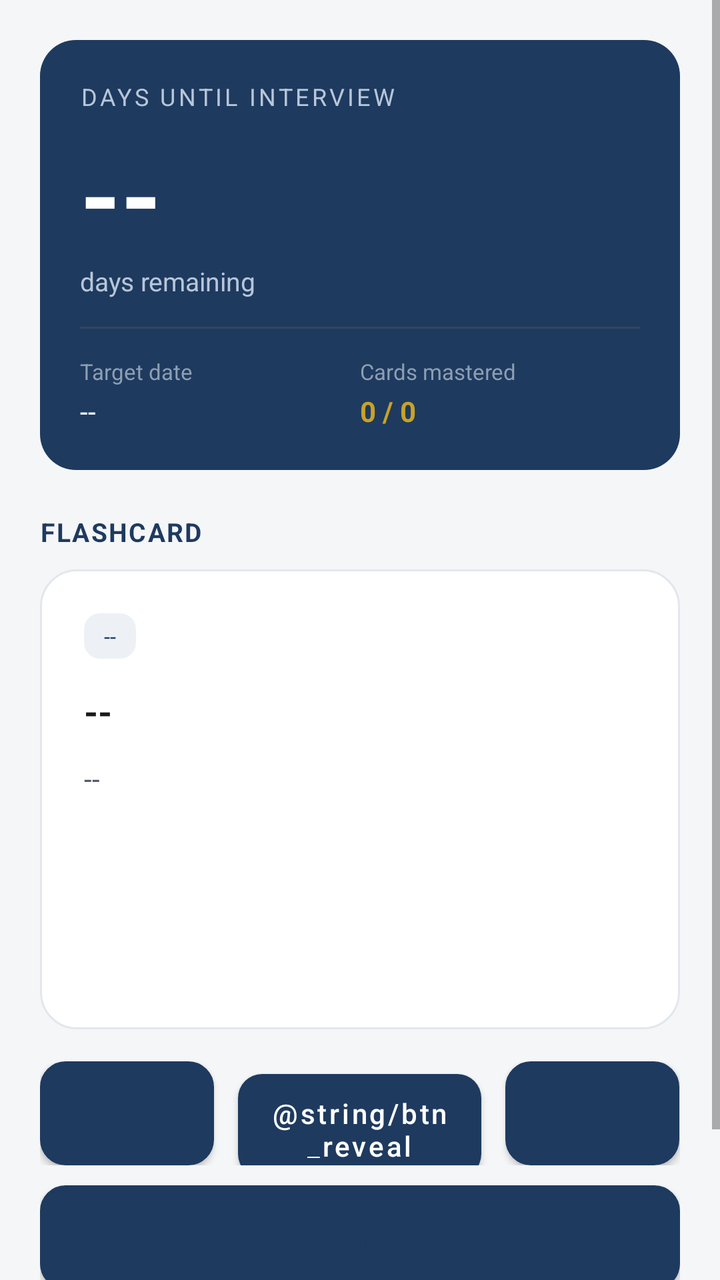
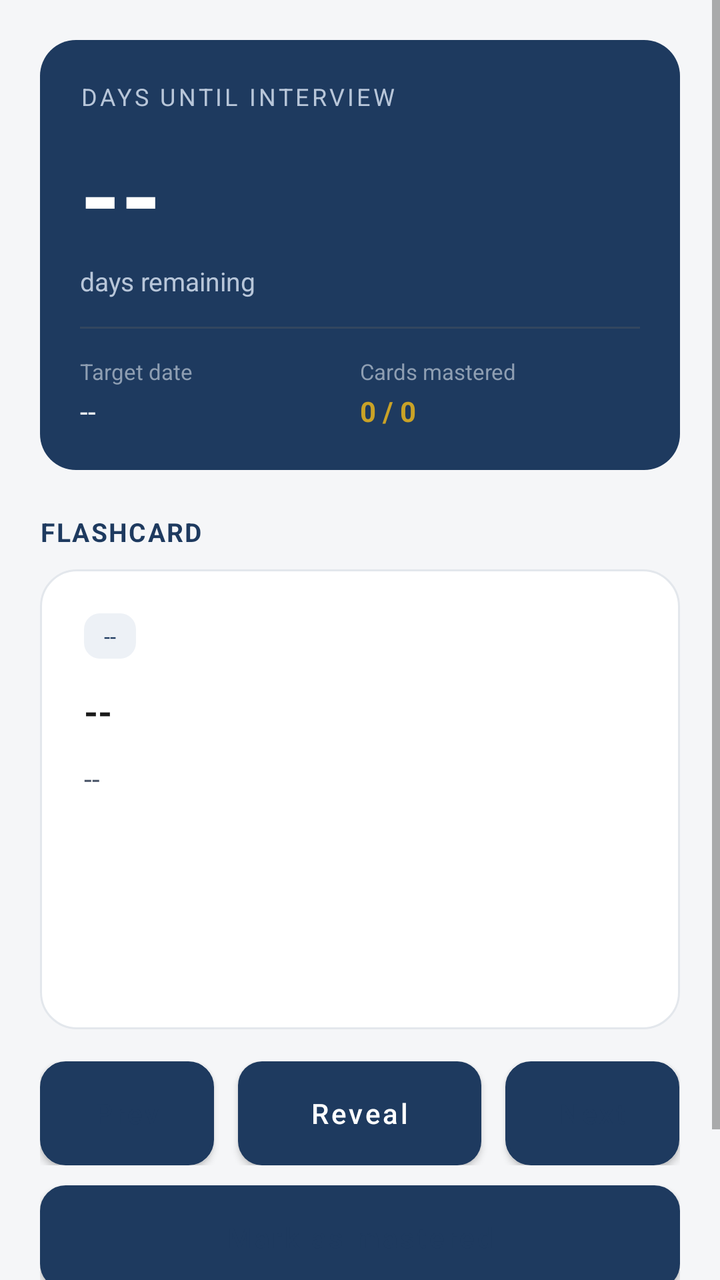

An Android layout rendered at two revisions. The XML below is the earlier revision; the diff shows what the commit changed to produce the second picture.
<!-- AndroidManifest.xml: application theme Theme.InterviewPrep -->
<!-- res/layout/activity_main.xml -->
<?xml version="1.0" encoding="utf-8"?>
<ScrollView xmlns:android="http://schemas.android.com/apk/res/android"
    android:layout_width="match_parent"
    android:layout_height="match_parent"
    android:fillViewport="true"
    android:background="#F5F6F8">

    <LinearLayout
        android:layout_width="match_parent"
        android:layout_height="wrap_content"
        android:orientation="vertical"
        android:padding="20dp">

        
        <LinearLayout
            android:layout_width="match_parent"
            android:layout_height="wrap_content"
            android:orientation="vertical"
            android:background="@drawable/bg_card_dark"
            android:padding="20dp">

            <TextView
                android:layout_width="wrap_content"
                android:layout_height="wrap_content"
                android:text="@string/header_label"
                android:textColor="#B8C6D9"
                android:textSize="12sp"
                android:letterSpacing="0.12" />

            <TextView
                android:id="@+id/tvCountdownDays"
                android:layout_width="wrap_content"
                android:layout_height="wrap_content"
                android:layout_marginTop="6dp"
                android:text="--"
                android:textColor="#FFFFFF"
                android:textSize="52sp"
                android:textStyle="bold" />

            <TextView
                android:layout_width="wrap_content"
                android:layout_height="wrap_content"
                android:text="@string/unit_days"
                android:textColor="#B8C6D9"
                android:textSize="13sp" />

            <View
                android:layout_width="match_parent"
                android:layout_height="1dp"
                android:layout_marginTop="14dp"
                android:layout_marginBottom="14dp"
                android:background="#33465F" />

            <LinearLayout
                android:layout_width="match_parent"
                android:layout_height="wrap_content"
                android:orientation="horizontal"
                android:baselineAligned="false">

                <LinearLayout
                    android:layout_width="0dp"
                    android:layout_height="wrap_content"
                    android:layout_weight="1"
                    android:orientation="vertical">
                    <TextView
                        android:layout_width="wrap_content"
                        android:layout_height="wrap_content"
                        android:text="@string/label_target_date"
                        android:textColor="#8E9EB2"
                        android:textSize="11sp" />
                    <TextView
                        android:id="@+id/tvTargetDate"
                        android:layout_width="wrap_content"
                        android:layout_height="wrap_content"
                        android:layout_marginTop="3dp"
                        android:text="--"
                        android:textColor="#FFFFFF"
                        android:textSize="14sp" />
                </LinearLayout>

                <LinearLayout
                    android:layout_width="0dp"
                    android:layout_height="wrap_content"
                    android:layout_weight="1"
                    android:orientation="vertical">
                    <TextView
                        android:layout_width="wrap_content"
                        android:layout_height="wrap_content"
                        android:text="@string/label_cards_mastered"
                        android:textColor="#8E9EB2"
                        android:textSize="11sp" />
                    <TextView
                        android:id="@+id/tvMastered"
                        android:layout_width="wrap_content"
                        android:layout_height="wrap_content"
                        android:layout_marginTop="3dp"
                        android:text="0 / 0"
                        android:textColor="#C9A227"
                        android:textSize="14sp"
                        android:textStyle="bold" />
                </LinearLayout>

            </LinearLayout>
        </LinearLayout>

        
        <TextView
            android:layout_width="wrap_content"
            android:layout_height="wrap_content"
            android:layout_marginTop="22dp"
            android:layout_marginBottom="10dp"
            android:text="@string/section_card"
            android:textColor="#1E3A5F"
            android:textSize="13sp"
            android:textStyle="bold"
            android:letterSpacing="0.06" />

        <LinearLayout
            android:layout_width="match_parent"
            android:layout_height="wrap_content"
            android:orientation="vertical"
            android:background="@drawable/bg_card_light"
            android:padding="22dp"
            android:minHeight="230dp">

            <TextView
                android:id="@+id/tvCardTag"
                android:layout_width="wrap_content"
                android:layout_height="wrap_content"
                android:text="--"
                android:textColor="#1E3A5F"
                android:background="@drawable/bg_tag"
                android:paddingStart="10dp"
                android:paddingEnd="10dp"
                android:paddingTop="4dp"
                android:paddingBottom="4dp"
                android:textSize="11sp" />

            <TextView
                android:id="@+id/tvCardQuestion"
                android:layout_width="match_parent"
                android:layout_height="wrap_content"
                android:layout_marginTop="14dp"
                android:text="--"
                android:textColor="#1A1A1A"
                android:textSize="18sp"
                android:textStyle="bold"
                android:lineSpacingExtra="4dp" />

            <TextView
                android:id="@+id/tvCardAnswer"
                android:layout_width="match_parent"
                android:layout_height="wrap_content"
                android:layout_marginTop="12dp"
                android:text="--"
                android:textColor="#4A5568"
                android:textSize="14sp"
                android:lineSpacingExtra="5dp" />
        </LinearLayout>

        
        <LinearLayout
            android:layout_width="match_parent"
            android:layout_height="wrap_content"
            android:layout_marginTop="16dp"
            android:orientation="horizontal">

            <Button
                android:id="@+id/btnPrev"
                android:layout_width="0dp"
                android:layout_height="52dp"
                android:layout_weight="1"
                android:layout_marginEnd="6dp"
                android:text="@string/btn_prev"
                android:textColor="#1E3A5F"
                android:background="@drawable/bg_btn_outline"
                android:textAllCaps="false" />

            <Button
                android:id="@+id/btnReveal"
                android:layout_width="0dp"
                android:layout_height="52dp"
                android:layout_weight="1.4"
                android:layout_marginStart="6dp"
                android:layout_marginEnd="6dp"
                android:text="@string/btn_reveal"
                android:textColor="#FFFFFF"
                android:background="@drawable/bg_btn_solid"
                android:textAllCaps="false" />

            <Button
                android:id="@+id/btnNext"
                android:layout_width="0dp"
                android:layout_height="52dp"
                android:layout_weight="1"
                android:layout_marginStart="6dp"
                android:text="@string/btn_next"
                android:textColor="#1E3A5F"
                android:background="@drawable/bg_btn_outline"
                android:textAllCaps="false" />
        </LinearLayout>

        
        <Button
            android:id="@+id/btnMastered"
            android:layout_width="match_parent"
            android:layout_height="52dp"
            android:layout_marginTop="10dp"
            android:text="@string/btn_mark_mastered"
            android:textColor="#1E3A5F"
            android:background="@drawable/bg_btn_outline"
            android:textAllCaps="false" />

        
        <ProgressBar
            android:id="@+id/progressBar"
            style="?android:attr/progressBarStyleHorizontal"
            android:layout_width="match_parent"
            android:layout_height="6dp"
            android:layout_marginTop="18dp"
            android:max="100"
            android:progress="0"
            android:progressDrawable="@drawable/bg_progress" />

        <TextView
            android:id="@+id/tvHint"
            android:layout_width="match_parent"
            android:layout_height="wrap_content"
            android:layout_marginTop="14dp"
            android:layout_marginBottom="8dp"
            android:text="@string/hint_swipe"
            android:textColor="#8E9EB2"
            android:textSize="11sp"
            android:gravity="center" />

    </LinearLayout>
</ScrollView>
<!-- resources referenced by this layout -->
<resources>
  <!-- drawable bg_btn_outline (drawable) -->
  <?xml version="1.0" encoding="utf-8"?>
  <shape xmlns:android="http://schemas.android.com/apk/res/android">
      <solid android:color="#FFFFFF" />
      <corners android:radius="12dp" />
      <stroke android:width="1.5dp" android:color="#1E3A5F" />
  </shape>
  <!-- drawable bg_btn_solid (drawable) -->
  <?xml version="1.0" encoding="utf-8"?>
  <shape xmlns:android="http://schemas.android.com/apk/res/android">
      <solid android:color="#1E3A5F" />
      <corners android:radius="12dp" />
  </shape>
  <!-- drawable bg_card_dark (drawable) -->
  <?xml version="1.0" encoding="utf-8"?>
  <shape xmlns:android="http://schemas.android.com/apk/res/android">
      <solid android:color="#1E3A5F" />
      <corners android:radius="18dp" />
  </shape>
  <!-- drawable bg_card_light (drawable) -->
  <?xml version="1.0" encoding="utf-8"?>
  <shape xmlns:android="http://schemas.android.com/apk/res/android">
      <solid android:color="#FFFFFF" />
      <corners android:radius="18dp" />
      <stroke android:width="1dp" android:color="#E3E7EC" />
  </shape>
  <!-- drawable bg_progress (drawable) -->
  <?xml version="1.0" encoding="utf-8"?>
  <layer-list xmlns:android="http://schemas.android.com/apk/res/android">
      <item android:id="@android:id/background">
          <shape>
              <solid android:color="#E3E7EC" />
              <corners android:radius="3dp" />
          </shape>
      </item>
      <item android:id="@android:id/progress">
          <clip>
              <shape>
                  <solid android:color="#C9A227" />
                  <corners android:radius="3dp" />
              </shape>
          </clip>
      </item>
  </layer-list>
  <!-- drawable bg_tag (drawable) -->
  <?xml version="1.0" encoding="utf-8"?>
  <shape xmlns:android="http://schemas.android.com/apk/res/android">
      <solid android:color="#EDF1F6" />
      <corners android:radius="8dp" />
  </shape>
  <string name="btn_mark_mastered">Mark as mastered</string>
  <string name="btn_next">Next</string>
  <string name="btn_prev">Prev</string>
  <string name="header_label">DAYS UNTIL INTERVIEW</string>
  <string name="hint_swipe">Swipe the card left or right to move between questions</string>
  <string name="label_cards_mastered">Cards mastered</string>
  <string name="label_target_date">Target date</string>
  <string name="section_card">FLASHCARD</string>
  <string name="unit_days">days remaining</string>
  <style name="Theme.InterviewPrep" parent="Theme.MaterialComponents.DayNight.NoActionBar">
          <item name="colorPrimary">#1E3A5F</item>
          <item name="colorPrimaryVariant">#16304F</item>
          <item name="colorOnPrimary">#FFFFFF</item>
          <item name="colorSecondary">#C9A227</item>
          <item name="colorOnSecondary">#1E3A5F</item>
          <item name="android:statusBarColor">#16304F</item>
          <item name="android:windowBackground">#F5F6F8</item>
      </style>
</resources>

<!-- the commit's change to res/layout/activity_main.xml (unified diff, before → after) -->
@@ -183,7 +183,7 @@
                 android:layout_weight="1.4"
                 android:layout_marginStart="6dp"
                 android:layout_marginEnd="6dp"
-                android:text="@string/btn_reveal"
+                android:text="@string/btn_reveal_show"
                 android:textColor="#FFFFFF"
                 android:background="@drawable/bg_btn_solid"
                 android:textAllCaps="false" />
<!-- resource entries referenced after the edit -->
@@ -53,6 +53,7 @@
   <string name="btn_mark_mastered">Mark as mastered</string>
   <string name="btn_next">Next</string>
   <string name="btn_prev">Prev</string>
+  <string name="btn_reveal_show">Reveal</string>
   <string name="header_label">DAYS UNTIL INTERVIEW</string>
   <string name="hint_swipe">Swipe the card left or right to move between questions</string>
   <string name="label_cards_mastered">Cards mastered</string>
